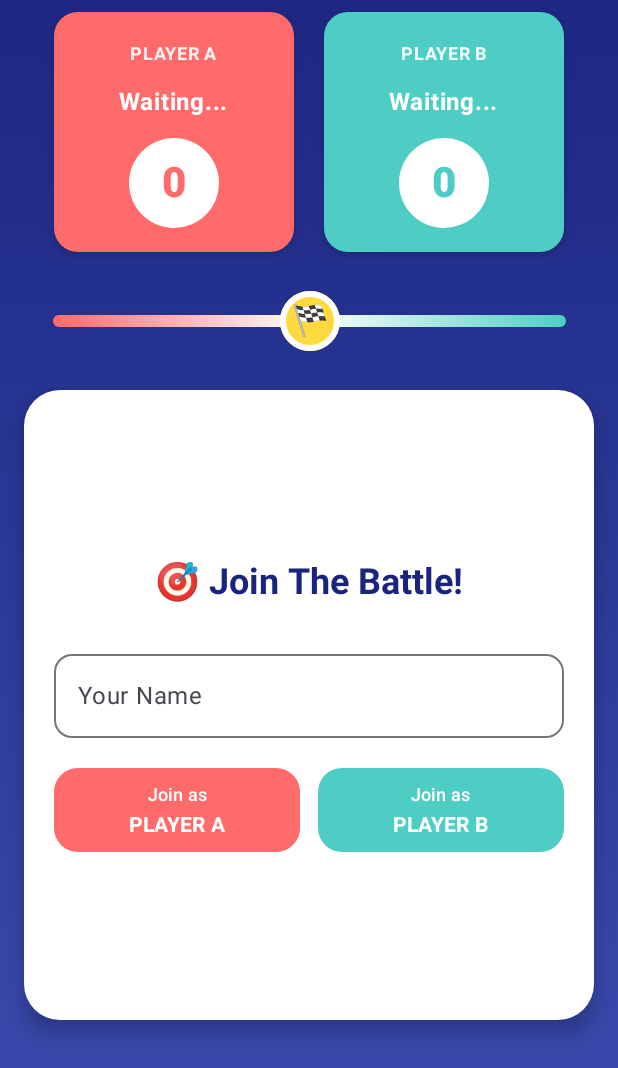
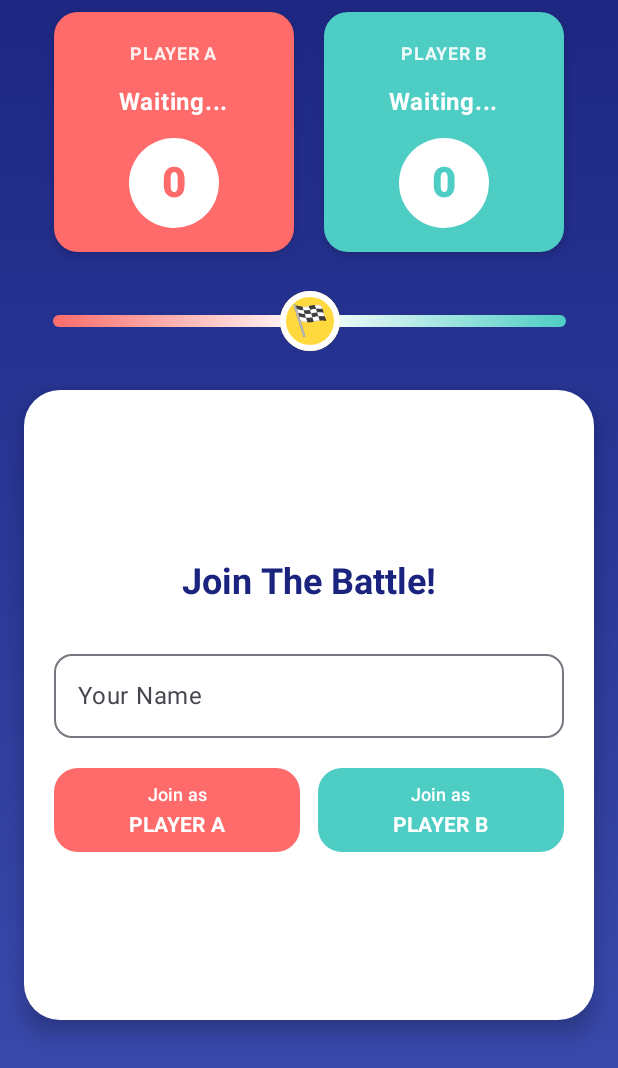
Before and after one commit to taka-duarr/tarik_tambang, an Android app built with Jetpack Compose: the screen it shows after launch (MainActivity), on a phone screen of 412 x 824 dp, the part 168-1236 px from its top. Run offline under Robolectric (Android 15) with nearby library versions, the phone set to English and light mode, and no system bars; our stand-ins replace Firebase (no records; nobody signed in at launch, a user with empty details on screens opened directly).

```diff
--- a/app/src/main/java/com/example/tarik_tambang/MainActivity.kt
+++ b/app/src/main/java/com/example/tarik_tambang/MainActivity.kt
@@ -247,7 +247,7 @@ fun GameScreen() {
                             verticalArrangement = Arrangement.Center
                         ) {
                             Text(
-                                text = "🎯 Join The Battle!",
+                                text = "Join The Battle!",
                                 style = MaterialTheme.typography.headlineSmall.copy(
                                     fontWeight = FontWeight.Bold,
                                     color = Color(0xFF1A237E)
```
